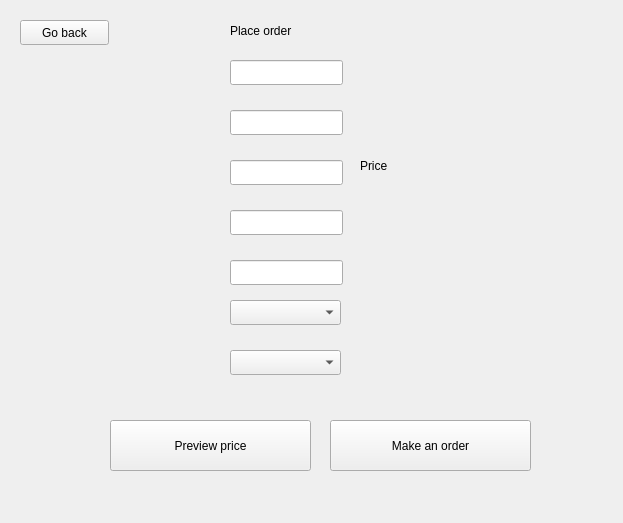
This is sdi_app/gui/menu_owner.ui in FratiaXd/SDI as Qt 5 draws it before an edit. The edited form follows.
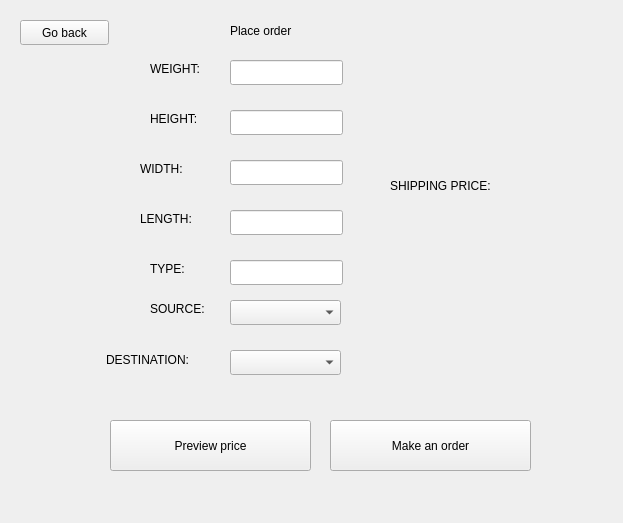
This is the edited form. The open tabs and pages were chosen to show the change.

The edit to the form file:
```diff
--- a/sdi_app/gui/menu_owner.ui
+++ b/sdi_app/gui/menu_owner.ui
@@ -159,14 +159,14 @@
     <widget class="QLabel" name="label_2">
      <property name="geometry">
       <rect>
-       <x>360</x>
-       <y>100</y>
+       <x>390</x>
+       <y>120</y>
        <width>251</width>
        <height>131</height>
       </rect>
      </property>
      <property name="text">
-      <string>Price</string>
+      <string>SHIPPING PRICE: </string>
      </property>
     </widget>
     <widget class="QPushButton" name="pushButton_6">
@@ -228,6 +228,97 @@
       </rect>
      </property>
     </widget>
+    <widget class="QLabel" name="label_7">
+     <property name="geometry">
+      <rect>
+       <x>150</x>
+       <y>60</y>
+       <width>67</width>
+       <height>17</height>
+      </rect>
+     </property>
+     <property name="text">
+      <string>WEIGHT:</string>
+     </property>
+    </widget>
+    <widget class="QLabel" name="label_8">
+     <property name="geometry">
+      <rect>
+       <x>150</x>
+       <y>110</y>
+       <width>67</width>
+       <height>17</height>
+      </rect>
+     </property>
+     <property name="text">
+      <string>HEIGHT:</string>
+     </property>
+    </widget>
+    <widget class="QLabel" name="label_9">
+     <property name="geometry">
+      <rect>
+       <x>140</x>
+       <y>160</y>
+       <width>67</width>
+       <height>17</height>
+      </rect>
+     </property>
+     <property name="text">
+      <string>WIDTH:</string>
+     </property>
+    </widget>
+    <widget class="QLabel" name="label_10">
+     <property name="geometry">
+      <rect>
+       <x>140</x>
+       <y>210</y>
+       <width>67</width>
+       <height>17</height>
+      </rect>
+     </property>
+     <property name="text">
+      <string>LENGTH:</string>
+     </property>
+    </widget>
+    <widget class="QLabel" name="label_11">
+     <property name="geometry">
+      <rect>
+       <x>150</x>
+       <y>260</y>
+       <width>67</width>
+       <height>17</height>
+      </rect>
+     </property>
+     <property name="text">
+      <string>TYPE:</string>
+     </property>
+    </widget>
+    <widget class="QLabel" name="label_12">
+     <property name="geometry">
+      <rect>
+       <x>150</x>
+       <y>300</y>
+       <width>67</width>
+       <height>17</height>
+      </rect>
+     </property>
+     <property name="text">
+      <string>SOURCE:</string>
+     </property>
+    </widget>
+    <widget class="QLabel" name="label_13">
+     <property name="geometry">
+      <rect>
+       <x>106</x>
+       <y>350</y>
+       <width>111</width>
+       <height>20</height>
+      </rect>
+     </property>
+     <property name="text">
+      <string>DESTINATION:</string>
+     </property>
+    </widget>
    </widget>
    <widget class="QWidget" name="page_3">
     <widget class="QLabel" name="label_4">
```
Left out of the diff: 6 changed lines with no effect on the pictures.
